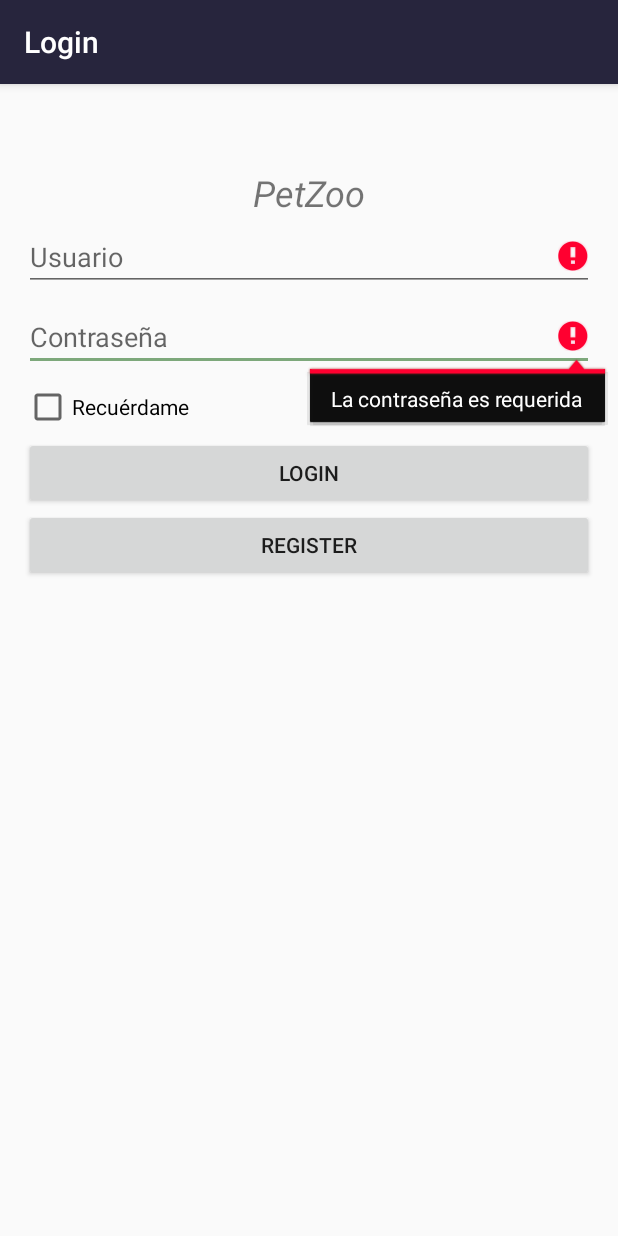
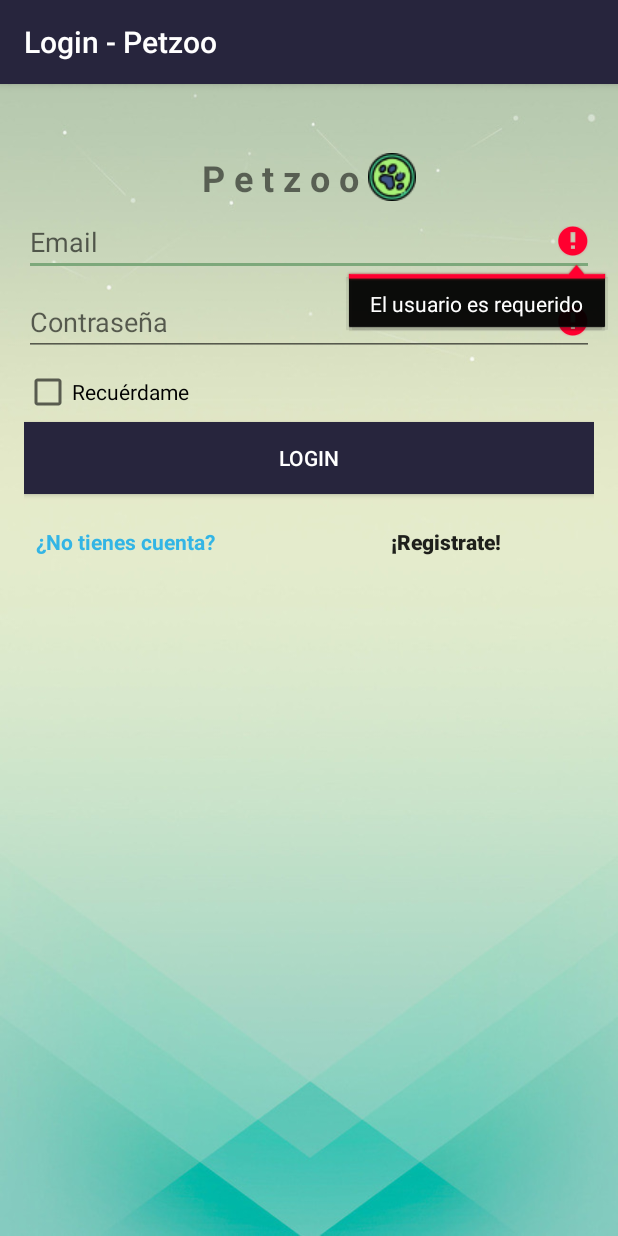
Before and after one commit to diego-anthony/PetZoo, an Android app: the screen it shows after launch (LoginActivity), after a tap on "LOGIN", on a phone screen of 412 x 824 dp. Run offline under Robolectric (Android 15) with nearby library versions, the light colour scheme and no system bars; our stand-ins replace Volley.

Commit message:
Cambio de la interfaz gráfica de Login y otros.

```diff
--- a/app/build.gradle
+++ b/app/build.gradle
@@ -9,6 +9,7 @@ android {
         versionCode 1
         versionName "1.0"
         testInstrumentationRunner "android.support.test.runner.AndroidJUnitRunner"
+
     }
     buildTypes {
         release {
--- a/app/src/main/AndroidManifest.xml
+++ b/app/src/main/AndroidManifest.xml
@@ -38,7 +38,7 @@
         <activity android:name=".AlertDetailActivity" />
         <activity
             android:name=".LoginActivity"
-            android:label="Login">
+            android:label="Petzoo">
             <intent-filter>
                 <action android:name="android.intent.action.MAIN" />
 
--- a/app/src/main/java/com/petzoo/petzoo/LoginFragment.java
+++ b/app/src/main/java/com/petzoo/petzoo/LoginFragment.java
@@ -1,9 +1,11 @@
 package com.petzoo.petzoo;
 
+import android.app.ProgressDialog;
 import android.content.Intent;
 import android.os.Bundle;
 import android.support.v4.app.Fragment;
 import android.support.v4.app.FragmentTransaction;
+import android.util.Log;
 import android.view.LayoutInflater;
 import android.view.View;
 import android.view.ViewGroup;
@@ -20,6 +22,7 @@ import com.android.volley.toolbox.JsonRequest;
 import com.android.volley.toolbox.Volley;
 import com.google.gson.Gson;
 import com.petzoo.petzoo.constants.ApiServiceConstants;
+import com.petzoo.petzoo.constants.UserConstants;
 import com.petzoo.petzoo.helpers.Msg;
 import com.petzoo.petzoo.helpers.PreferencesHelper;
 import com.petzoo.petzoo.models.Usuario;
@@ -41,6 +44,10 @@ public class LoginFragment extends Fragment implements View.OnClickListener{
         // Inflate the layout for this fragment
         View view = inflater.inflate(R.layout.fragment_login, container, false);
 
+        if(getActivity()!=null)
+        {
+            getActivity().setTitle("Login - Petzoo");
+
             _prefHelper = new PreferencesHelper(getContext());
 
             _txtPassword = view.findViewById(R.id.txtPassword_login);
@@ -52,6 +59,8 @@ public class LoginFragment extends Fragment implements View.OnClickListener{
             _btnRegister.setOnClickListener(this);
             _btnLogin.setOnClickListener(this);
 
+            getBundle(this.getArguments());
+        }
         return view;
     }
 
@@ -63,7 +72,7 @@ public class LoginFragment extends Fragment implements View.OnClickListener{
                 AttachFragment(new UserRegisterFragment());
                 break;
             case R.id.btnLogin_login:
-                ValidUser();
+                LoginUser();
                 break;
         }
     }
@@ -71,6 +80,17 @@ public class LoginFragment extends Fragment implements View.OnClickListener{
     void IntentMain() {
         Intent intent = new Intent(getActivity(), MainActivity.class);
         startActivity(intent);
+    }
+
+
+    void getBundle(Bundle data)
+    {
+        if(data!=null)
+        {
+            _txtUsername.setText(data.getString(UserConstants.KEY_CORREO,""));
+            _chkRemenberMe.setChecked(true);
+            _txtPassword.requestFocus();
+        }
     }
 
 
@@ -90,23 +110,24 @@ public class LoginFragment extends Fragment implements View.OnClickListener{
         }
     }
 
-    void ValidUser()
+    Usuario getUsuarioLogin()
+    {
+        return new Usuario(
+                0,
+                _txtUsername.getText().toString().trim(),
+                _txtPassword.getText().toString()
+        );
+    }
+
+    void LoginUser()
     {
         ClearErrors();
 
         boolean isValid = true;
 
-        Usuario user = new Usuario(
-                0,
-                _txtUsername.getText().toString().trim(),
-                _txtPassword.getText().toString()
-        );
 
-        if (user.getUsername().equals("")) {
-            isValid = false;
-            _txtUsername.setError("El usuario es requerido");
-            _txtUsername.requestFocus();
-        }
+
+        Usuario user = getUsuarioLogin();
 
         if (user.getPassword().equals("")) {
             isValid = false;
@@ -115,9 +136,24 @@ public class LoginFragment extends Fragment implements View.OnClickListener{
 
         }
 
+        if (user.getUsername().equals("")) {
+            isValid = false;
+            _txtUsername.setError("El usuario es requerido");
+            _txtUsername.requestFocus();
+        }
+
+
+        try {
             if(isValid )
             {
                 RequestQueue queue = Volley.newRequestQueue(getContext());
+
+                final ProgressDialog pd = new ProgressDialog(getContext());
+                pd.setTitle("Login");
+                pd.setMessage("Validando usuario...");
+                pd.setCancelable(false);
+                pd.show();
+
                 String url = ApiServiceConstants.URL_BASE+"/api/validate?username="+user.getUsername()+"&password="+user.getPassword();
                 JsonRequest jsonObjectRequest= new JsonObjectRequest(Request.Method.GET, url,null,
                         new Response.Listener<JSONObject>() {
@@ -126,7 +162,6 @@ public class LoginFragment extends Fragment implements View.OnClickListener{
 
                                 Gson gson = new Gson();
                                 Usuario usuario = gson.fromJson(response.toString(),Usuario.class);
-                            //showProgress(false);
                                 if(usuario!=null && usuario.getIdUsuario() > 0)
                                 {
                                     if(_chkRemenberMe.isChecked())
@@ -142,19 +177,26 @@ public class LoginFragment extends Fragment implements View.OnClickListener{
                                     _txtUsername.setError("Usuario o contraseña es incorrecta");
                                     _txtUsername.requestFocus();
                                 }
+                                pd.dismiss();
                             }
+
                         }, new Response.ErrorListener() {
                     @Override
                     public void onErrorResponse(VolleyError error) {
 
-                    //showProgress(false);
                         Msg.Show(getContext(),"No se pudo completar la petición.");
-                    // progress.dismiss();
+                        pd.dismiss();
                     }
                 });
                 queue.add(jsonObjectRequest);
             }
         }
+        catch (Exception e)
+        {
+            Log.e("Error",e.getMessage());
+        }
+
+    }
 
 
 }
--- a/app/src/main/java/com/petzoo/petzoo/constants/ApiServiceConstants.java
+++ b/app/src/main/java/com/petzoo/petzoo/constants/ApiServiceConstants.java
@@ -1,6 +1,6 @@
 package com.petzoo.petzoo.constants;
 
 public class ApiServiceConstants {
-    public static final String URL_BASE = "http://192.168.8.100";
+    public static final String URL_BASE = "http://petzoo.corpmirae.com";
     public static final String JSON_CONTENT_TYPE = "application/json; charset=utf-8";
 }
--- a/app/src/main/java/com/petzoo/petzoo/constants/UserConstants.java
+++ b/app/src/main/java/com/petzoo/petzoo/constants/UserConstants.java
@@ -5,4 +5,5 @@ public class UserConstants {
     public static final String COD_CASA_PROTECTORA ="J";
     public static final String COD_INDIVIDUAL ="N";
     public static final int ID_DISTRITO_DEFAULT = 1;
+    public static final String KEY_CORREO ="Correo";
 }
--- a/app/src/main/res/layout/fragment_login.xml
+++ b/app/src/main/res/layout/fragment_login.xml
@@ -12,22 +12,36 @@
         android:orientation="vertical"
         android:layout_height="wrap_content"
         android:padding="16dp"
-        android:layout_marginTop="40dp"
+        android:background="@drawable/back"
         >
 
-        <TextView
+        <LinearLayout
+            android:layout_marginTop="30dp"
             android:layout_width="match_parent"
             android:layout_height="wrap_content"
-            android:text="PetZoo"
-            android:textAlignment="center"
-            android:textSize="24dp"
-            android:textStyle="italic"
-            />
+            android:orientation="horizontal"
+            android:gravity="center">
+            <TextView
+
+                android:layout_width="wrap_content"
+                android:layout_height="wrap_content"
+                android:text="P e t z o o "
+                android:textAlignment="center"
+                android:textSize="24dp"
+                android:textStyle="bold"
+                />
+            <ImageView
+                android:layout_width="wrap_content"
+                android:layout_height="wrap_content"
+                android:background="@drawable/logo"
+                />
+        </LinearLayout>
+
         <EditText
             android:id="@+id/txtUsername_login"
             android:layout_width="match_parent"
             android:layout_height="wrap_content"
-            android:hint="Usuario"
+            android:hint="Email"
             android:layout_marginVertical="4dp"
             />
 
@@ -52,13 +66,39 @@
             android:id="@+id/btnLogin_login"
             android:layout_width="match_parent"
             android:layout_height="wrap_content"
+            android:background="@color/primary"
+            android:textColor="@android:color/white"
             android:text="Login"/>
 
-        <Button
-            android:id="@+id/btnRegister_login"
+
+
+
+        <LinearLayout
             android:layout_width="match_parent"
-            android:layout_height="wrap_content"
-            android:text="Register"/>
+            android:orientation="horizontal"
+            android:gravity="center"
+            android:padding="8dp"
+
+            android:layout_height="wrap_content">
+            <TextView
+                android:layout_width="0dp"
+                android:layout_weight="1"
+                android:textColor="@android:color/holo_blue_light"
+                android:textStyle="bold"
+                android:layout_height="wrap_content"
+                android:layout_gravity="center"
+                android:text="¿No tienes cuenta?"/>
+            <Button
+                android:padding="4dp"
+                android:id="@+id/btnRegister_login"
+                android:layout_width="0dp"
+                android:layout_weight="1"
+                android:text="¡Registrate!"
+                android:textStyle="bold"
+                android:textAllCaps="false"
+                android:background="@color/transparent"
+                android:layout_height="wrap_content" />
+        </LinearLayout>
 
     </LinearLayout>
 
--- a/app/src/main/res/values/colors.xml
+++ b/app/src/main/res/values/colors.xml
@@ -6,4 +6,5 @@
     <color name="icons">#FFFFFF</color>
     <color name="verde">#326765</color>
     <color name="smoke">#dfdede</color>
+    <color name="transparent">#00ffffff</color>
 </resources>
```
Also changed, not shown: app/src/main/java/com/petzoo/petzoo/UserRegisterFragment.java (+52 -5 lines), app/src/main/res/layout/fragment_user_register.xml (+32 -6 lines), app/src/main/res/drawable/back.jpg (added), app/src/main/res/drawable/house.png (added), app/src/main/res/drawable/logo.png (added), app/src/main/res/drawable/user.png (added). Lines whose indentation alone changed are shown as unchanged.
